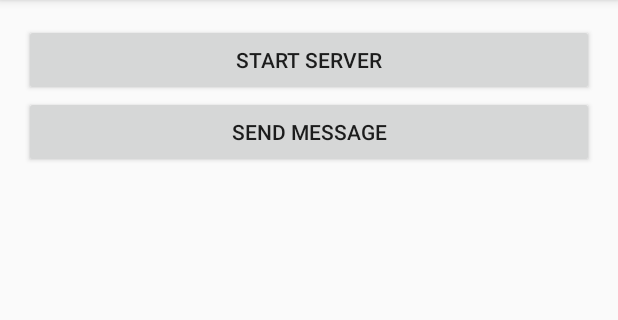
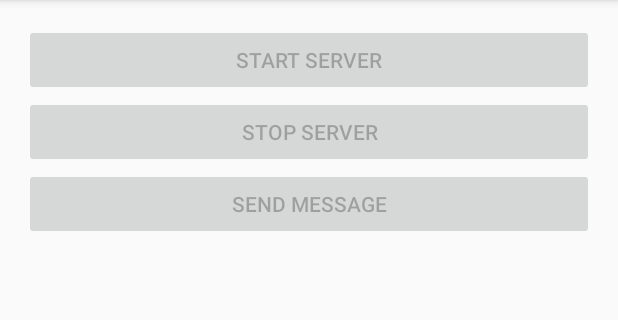
Before and after one commit to syphe/MirrorServer, an Android app: the screen it shows after launch (MainActivity), on a phone screen of 412 x 824 dp, the part 84-404 px from its top. Run offline under Robolectric (Android 15) with nearby library versions, the phone set to English and light mode, and no system bars; our stand-ins replace data binding; 1 statement that could not run was skipped.

Commit message:
some more in progress changes.

```diff
--- a/app/build.gradle
+++ b/app/build.gradle
@@ -17,11 +17,16 @@ android {
             proguardFiles getDefaultProguardFile('proguard-android.txt'), 'proguard-rules.pro'
         }
     }
+
+    dataBinding {
+        enabled = true
+    }
 }
 
 dependencies {
     compile fileTree(dir: 'libs', include: ['*.jar'])
     testCompile 'junit:junit:4.12'
     compile 'com.android.support:appcompat-v7:23.4.0'
+    compile 'com.android.support:recyclerview-v7:23.3.0'
     compile 'org.apache.commons:commons-lang3:3.4'
 }
--- a/app/src/main/java/nz/sif/mirrorserver/MainActivity.java
+++ b/app/src/main/java/nz/sif/mirrorserver/MainActivity.java
@@ -1,11 +1,15 @@
 package nz.sif.mirrorserver;
 
 import android.content.Intent;
+import android.databinding.DataBindingUtil;
 import android.support.v7.app.AppCompatActivity;
 import android.os.Bundle;
+import android.support.v7.widget.RecyclerView;
 import android.view.View;
 import android.widget.Button;
 
+import nz.sif.mirrorserver.notifications.NotificationsRecyclerViewAdapter;
+import nz.sif.mirrorserver.viewmodel.MainActivityViewModel;
 import nz.sif.mirrorserver.messaging.MessageBase;
 
 public class MainActivity
@@ -13,17 +17,24 @@ public class MainActivity
         implements View.OnClickListener {
     private Button startStopServerButton;
     private Button testSendMessageButton;
+    private RecyclerView notificationsRecyclerView;
+
+    private MainActivityViewModel viewModel;
 
     @Override
     protected void onCreate(Bundle savedInstanceState) {
         super.onCreate(savedInstanceState);
-        setContentView(R.layout.activity_main);
+        Object binding = DataBindingUtil.setContentView(this, R.layout.activity_main);
 
-        this.startStopServerButton = (Button)this.findViewById(R.id.startStopServer);
+        this.viewModel = new MainActivityViewModel();
+
+        this.startStopServerButton = (Button)this.findViewById(R.id.startServer);
+        this.testSendMessageButton = (Button)this.findViewById(R.id.testSendMessage);
+        this.notificationsRecyclerView = (RecyclerView)this.findViewById(R.id.notificationsRecyclerView);
+
         this.startStopServerButton.setOnClickListener(this);
-
-        this.testSendMessageButton = (Button)this.findViewById(R.id.testSendMessage);
         this.testSendMessageButton.setOnClickListener(this);
+        this.notificationsRecyclerView.setAdapter(new NotificationsRecyclerViewAdapter(this.viewModel.getNotifications()));
     }
 
     @Override
--- /dev/null
+++ b/app/src/main/java/nz/sif/mirrorserver/viewmodel/MainActivityViewModel.java
@@ -0,0 +1,32 @@
+package nz.sif.mirrorserver.viewmodel;
+
+import android.databinding.Observable;
+import android.databinding.ObservableArrayList;
+import android.databinding.ObservableField;
+
+/**
+ * Created by SimonFi on 14/07/2016.
+ */
+public class MainActivityViewModel {
+    private ObservableArrayList<Object> notifications = new ObservableArrayList<Object>();
+
+    public ObservableField<Boolean> startServerEnabled = new ObservableField<Boolean>(false);
+    public ObservableField<Boolean> stopServerEnabled = new ObservableField<Boolean>(false);
+    public ObservableField<Boolean> sendMessageEnabled = new ObservableField<Boolean>(false);
+
+    public void startServer() {
+
+    }
+
+    public void stopServer() {
+
+    }
+
+    public void sendTestMessage() {
+        this.notifications.add("This is a test message");
+    }
+
+    public ObservableArrayList<Object> getNotifications() {
+        return this.notifications;
+    }
+}
--- a/app/src/main/res/layout/activity_main.xml
+++ b/app/src/main/res/layout/activity_main.xml
@@ -1,5 +1,9 @@
 <?xml version="1.0" encoding="utf-8"?>
-<RelativeLayout xmlns:android="http://schemas.android.com/apk/res/android"
+<layout xmlns:android="http://schemas.android.com/apk/res/android">
+    <data>
+        <variable name="viewmodel" type="nz.sif.mirrorserver.viewmodel.MainActivityViewModel"/>
+    </data>
+    <RelativeLayout
         xmlns:tools="http://schemas.android.com/tools"
         android:layout_width="match_parent"
         android:layout_height="match_parent"
@@ -9,15 +13,31 @@
         android:paddingTop="@dimen/activity_vertical_margin"
         tools:context="nz.sif.mirrorserver.MainActivity">
 
-    <Button android:id="@+id/startStopServer"
+        <Button android:id="@+id/startServer"
             android:layout_width="match_parent"
             android:layout_height="wrap_content"
-        android:text="Start Server" />
+            android:text="Start Server"
+            android:enabled="@{viewmodel.startServerEnabled}"/>
+
+        <Button android:id="@+id/stopServer"
+            android:layout_width="match_parent"
+            android:layout_height="wrap_content"
+            android:text="Stop Server"
+            android:layout_below="@id/startServer"
+            android:enabled="@{viewmodel.stopServerEnabled}"/>
 
         <Button android:id="@+id/testSendMessage"
             android:layout_width="match_parent"
             android:layout_height="wrap_content"
             android:text="Send Message"
-        android:layout_below="@id/startStopServer"/>
+            android:layout_below="@id/stopServer"
+            android:enabled="@{viewmodel.sendMessageEnabled}"/>
+
+        <android.support.v7.widget.RecyclerView
+            android:id="@+id/notificationsRecyclerView"
+            android:layout_width="match_parent"
+            android:layout_height="match_parent"
+            android:layout_below="@id/testSendMessage"/>
 
     </RelativeLayout>
+</layout>
```
Also changed, not shown: app/src/main/java/nz/sif/mirrorserver/MirrorService.java (+0 -9 lines), app/src/main/java/nz/sif/mirrorserver/notifications/MyNotificationListenerService.java (deleted, +0 -9 lines), app/src/main/java/nz/sif/mirrorserver/notifications/NotificationsRecyclerViewAdapter.java (added, +68 -0 lines), app/src/main/java/nz/sif/mirrorserver/notifications/NotificationsRecyclerViewHolder.java (added, +19 -0 lines). Lines whose indentation alone changed are shown as unchanged.
